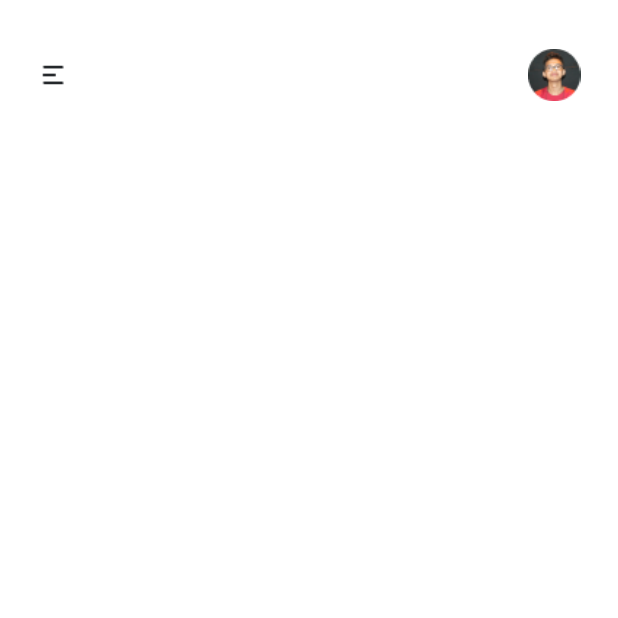
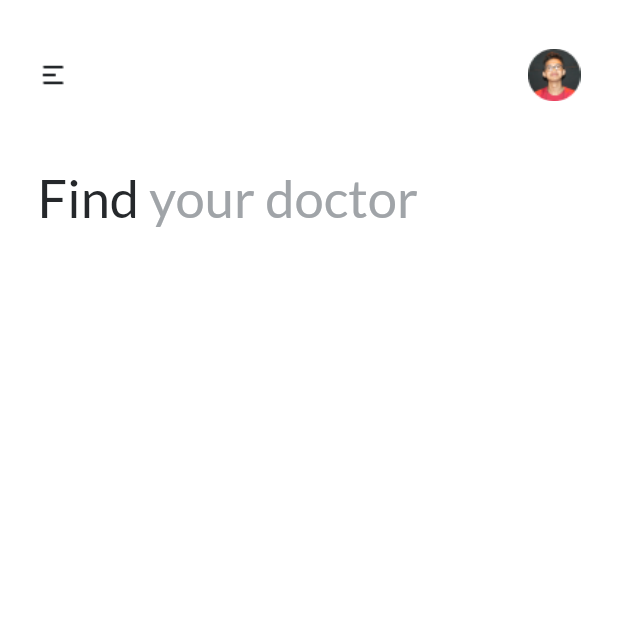
Before and after one commit to vaatic221b/find_your_doctor_app, a Flutter app: the screen it shows after launch, on a phone screen of 412 x 824 dp, the top half of it. Run offline on Flutter 3.47's test engine with Material 2 defaults, Android fonts, the phone set to English and light mode, and no system bars; our stand-ins replace google_fonts.

Commit message:
Find Your Doctor text

```diff
--- a/lib/screens/home.dart
+++ b/lib/screens/home.dart
@@ -8,7 +8,39 @@
   Widget build(BuildContext context) {
     return Scaffold(
       backgroundColor: Colors.white,
-      appBar: topBarButtons()
+      appBar: topBarButtons(),
+      body: Container(
+        margin: EdgeInsets.fromLTRB(25, 10, 10, 10),
+        child: Column(
+          children: [
+            RichText(
+              text: TextSpan(
+                children: [
+                  TextSpan(
+                    text: 'Find ',
+                    style: TextStyle(
+                      color: Color(0xFF25282B), // Color for "Find"
+                      fontSize: 35,
+                      fontFamily: GoogleFonts.lato().fontFamily,
+                    ),
+                  ),
+                  TextSpan(
+                    text: 'your doctor',
+                    style: TextStyle(
+                      color: Color(0xFFA0A4A8), // Color for "your doctor"
+                      fontSize: 35,
+                      fontFamily: GoogleFonts.lato().fontFamily,
+                    ),
+                  ),
+                ],
+              ),
+            ),
+
+
+            // Other widgets in the Column
+          ]
+        )
+      )
     );
   }
 
```
